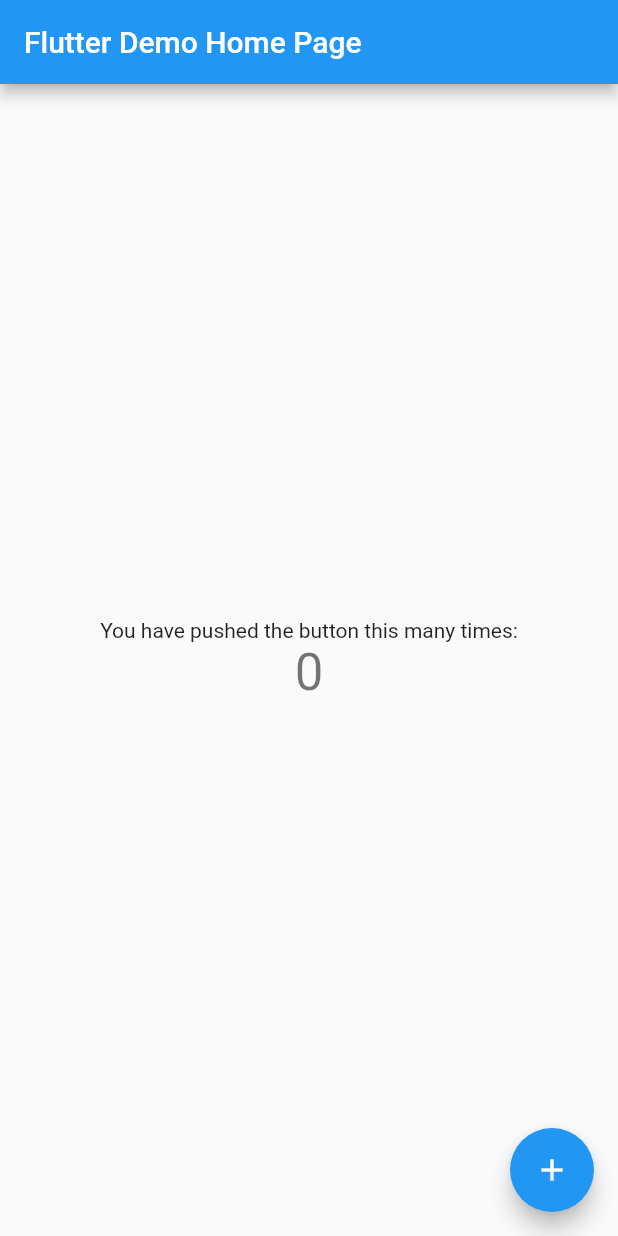
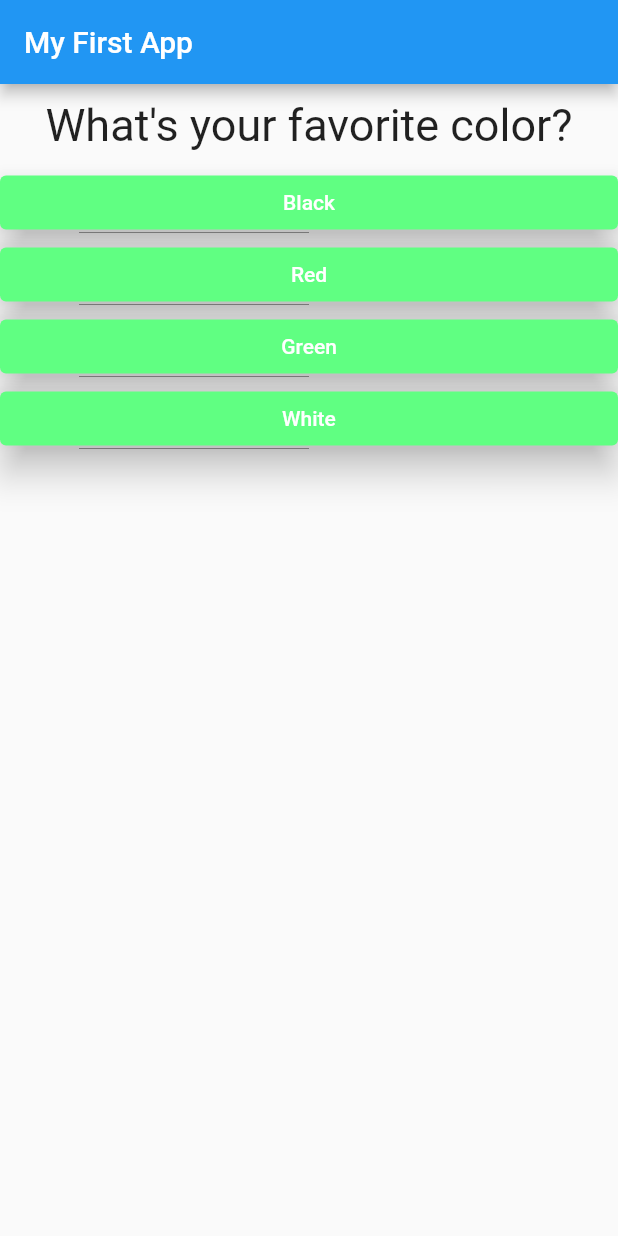
Before and after one commit to Tithi-S/quiz_app, a Flutter app: the screen it shows after launch, on a phone screen of 412 x 824 dp. Run offline on Flutter 3.47's test engine with Material 2 defaults, Android fonts, the phone set to English and light mode, and no system bars.

Commit message:
added all widgets

```diff
--- /dev/null
+++ b/lib/answer.dart
@@ -0,0 +1,28 @@
+// import 'package:flutter/src/foundation/key.dart';
+// import 'package:flutter/src/widgets/container.dart';
+// import 'package:flutter/src/widgets/framework.dart';
+
+import 'package:flutter/material.dart';
+
+class Answer extends StatelessWidget {
+  //const MyWidget({Key key}) : super(key: key);
+  final Function selectHandler;
+  final String answerText;
+  Answer(this.selectHandler, this.answerText);
+  @override
+  Widget build(BuildContext context) {
+    return Container(
+      width: double.infinity,
+      child: ElevatedButton(
+        style: ButtonStyle(
+          elevation: MaterialStateProperty.all(10),
+          //textStyle: MaterialStateProperty.all(value) ,
+          backgroundColor:
+              MaterialStateProperty.all(Color.fromARGB(255, 96, 255, 130)),
+        ),
+        child: Text(answerText),
+        onPressed: selectHandler,
+      ),
+    );
+  }
+}
--- a/lib/main.dart
+++ b/lib/main.dart
@@ -1,113 +1,102 @@
+//import 'dart:html';
+
 import 'package:flutter/material.dart';
 
-void main() {
-  runApp(MyApp());
-}
+import './quiz.dart';
+import './result.dart';
 
-class MyApp extends StatelessWidget {
-  // This widget is the root of your application.
+// void main() {
+//   runApp(MyApp());
+// }
+
+void main() => runApp(MyApp());
+
+class MyApp extends StatefulWidget {
   @override
-  Widget build(BuildContext context) {
-    return MaterialApp(
-      title: 'Flutter Demo',
-      theme: ThemeData(
-        // This is the theme of your application.
-        //
-        // Try running your application with "flutter run". You'll see the
-        // application has a blue toolbar. Then, without quitting the app, try
-        // changing the primarySwatch below to Colors.green and then invoke
-        // "hot reload" (press "r" in the console where you ran "flutter run",
-        // or simply save your changes to "hot reload" in a Flutter IDE).
-        // Notice that the counter didn't reset back to zero; the application
-        // is not restarted.
-        primarySwatch: Colors.blue,
-      ),
-      home: MyHomePage(title: 'Flutter Demo Home Page'),
-    );
+  State<StatefulWidget> createState() {
+    // TODO: implement createState
+    return _MyAppState();
   }
 }
 
-class MyHomePage extends StatefulWidget {
-  MyHomePage({Key key, this.title}) : super(key: key);
+class _MyAppState extends State<MyApp> {
+  final _questions = const [
+    {
+      'questionText': 'What\'s your favorite color?',
+      'answers': [
+        {'text': 'Black', 'score': 10},
+        {'text': 'Red', 'score': 5},
+        {'text': 'Green', 'score': 3},
+        {'text': 'White', 'score': 8},
+      ],
+    },
+    {
+      'questionText': 'What\'s your favorite animal?',
+      'answers': [
+        {'text': 'Rabbit', 'score': 10},
+        {'text': 'Snake', 'score': 1},
+        {'text': 'Elephant', 'score': 5},
+        {'text': 'Lion', 'score': 9},
+      ],
+    },
+    {
+      'questionText': 'What\'s your favorite subject?',
+      'answers': [
+        {'text': 'ict', 'score': 0},
+        {'text': 'analog', 'score': 7},
+        {'text': 'EM', 'score': 5},
+        {'text': 'NA', 'score': 3},
+      ],
+    },
+  ];
+  var _questionIndex = 0;
+  var _totalScore = 0;
 
-  // This widget is the home page of your application. It is stateful, meaning
-  // that it has a State object (defined below) that contains fields that affect
-  // how it looks.
+  void _resetQuiz() {
+    setState(() {
+      _questionIndex = 0;
+      _totalScore = 0;
+    });
+  }
 
-  // This class is the configuration for the state. It holds the values (in this
-  // case the title) provided by the parent (in this case the App widget) and
-  // used by the build method of the State. Fields in a Widget subclass are
-  // always marked "final".
+  void _answerQuestion(int score) {
+    // var aBool = true;
+    // aBool = false;
 
-  final String title;
+    _totalScore += score;
 
-  @override
-  _MyHomePageState createState() => _MyHomePageState();
-}
-
-class _MyHomePageState extends State<MyHomePage> {
-  int _counter = 0;
-
-  void _incrementCounter() {
     setState(() {
-      // This call to setState tells the Flutter framework that something has
-      // changed in this State, which causes it to rerun the build method below
-      // so that the display can reflect the updated values. If we changed
-      // _counter without calling setState(), then the build method would not be
-      // called again, and so nothing would appear to happen.
-      _counter++;
+      _questionIndex = _questionIndex + 1;
     });
+    print(_questionIndex);
+    if (_questionIndex < _questions.length) {
+      print('We have more questions!');
+    } else {
+      print('No more questions!');
+    }
   }
 
   @override
   Widget build(BuildContext context) {
-    // This method is rerun every time setState is called, for instance as done
-    // by the _incrementCounter method above.
-    //
-    // The Flutter framework has been optimized to make rerunning build methods
-    // fast, so that you can just rebuild anything that needs updating rather
-    // than having to individually change instances of widgets.
-    return Scaffold(
-      appBar: AppBar(
-        // Here we take the value from the MyHomePage object that was created by
-        // the App.build method, and use it to set our appbar title.
-        title: Text(widget.title),
+    // var dummy = const ['Hello'];
+    // dummy.add('Max');
+    // print(dummy);
+    // dummy = [];
+    // questions = []; // does not work if questions is a const
+
+    return MaterialApp(
+      home: Scaffold(
+        appBar: AppBar(
+          title: Text('My First App'),
+        ),
+        body: _questionIndex < _questions.length
+            ? Quiz(
+                answerQuestion: _answerQuestion,
+                questionIndex: _questionIndex,
+                questions: _questions,
+              )
+            : Result(_totalScore, _resetQuiz),
       ),
-      body: Center(
-        // Center is a layout widget. It takes a single child and positions it
-        // in the middle of the parent.
-        child: Column(
-          // Column is also a layout widget. It takes a list of children and
-          // arranges them vertically. By default, it sizes itself to fit its
-          // children horizontally, and tries to be as tall as its parent.
-          //
-          // Invoke "debug painting" (press "p" in the console, choose the
-          // "Toggle Debug Paint" action from the Flutter Inspector in Android
-          // Studio, or the "Toggle Debug Paint" command in Visual Studio Code)
-          // to see the wireframe for each widget.
-          //
-          // Column has various properties to control how it sizes itself and
-          // how it positions its children. Here we use mainAxisAlignment to
-          // center the children vertically; the main axis here is the vertical
-          // axis because Columns are vertical (the cross axis would be
-          // horizontal).
-          mainAxisAlignment: MainAxisAlignment.center,
-          children: <Widget>[
-            Text(
-              'You have pushed the button this many times:',
-            ),
-            Text(
-              '$_counter',
-              style: Theme.of(context).textTheme.headline4,
-            ),
-          ],
-        ),
-      ),
-      floatingActionButton: FloatingActionButton(
-        onPressed: _incrementCounter,
-        tooltip: 'Increment',
-        child: Icon(Icons.add),
-      ), // This trailing comma makes auto-formatting nicer for build methods.
     );
   }
 }
--- /dev/null
+++ b/lib/question.dart
@@ -0,0 +1,24 @@
+// import 'package:flutter/src/foundation/key.dart';
+// import 'package:flutter/src/widgets/container.dart';
+// import 'package:flutter/src/widgets/framework.dart';
+
+import 'package:flutter/material.dart';
+
+class Question extends StatelessWidget {
+  final String questionText;
+  Question(this.questionText);
+  //const Question({Key key}) : super(key: key);
+
+  @override
+  Widget build(BuildContext context) {
+    return Container(
+      width: double.infinity,
+      margin: EdgeInsets.all(10),
+      child: Text(
+        questionText,
+        style: TextStyle(fontSize: 30),
+        textAlign: TextAlign.center,
+      ),
+    );
+  }
+}
--- /dev/null
+++ b/lib/quiz.dart
@@ -0,0 +1,31 @@
+import 'package:flutter/material.dart';
+
+import './question.dart';
+import './answer.dart';
+
+class Quiz extends StatelessWidget {
+  final List<Map<String, Object>> questions;
+  final int questionIndex;
+  final Function answerQuestion;
+
+  Quiz({
+    @required this.questions,
+    @required this.answerQuestion,
+    @required this.questionIndex,
+  });
+
+  @override
+  Widget build(BuildContext context) {
+    return Column(
+      children: [
+        Question(
+          questions[questionIndex]['questionText'],
+        ),
+        ...(questions[questionIndex]['answers'] as List<Map<String, Object>>)
+            .map((answer) {
+          return Answer(() => answerQuestion(answer['score']), answer['text']);
+        }).toList()
+      ],
+    );
+  }
+}
```
Also changed, not shown: lib/result.dart (added, +44 -0 lines).
